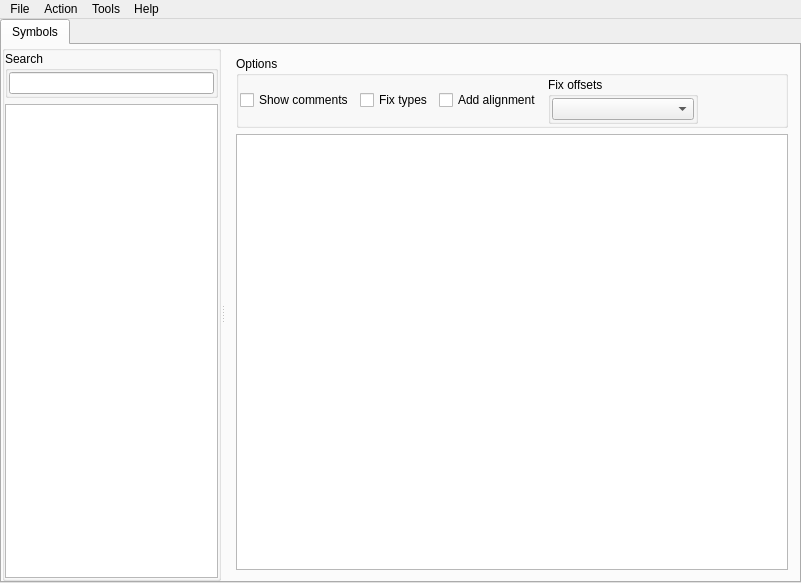
The window that gui_source/guimainwindow.ui (horsicq/PDBRipper) describes before a commit, drawn with Qt 5.
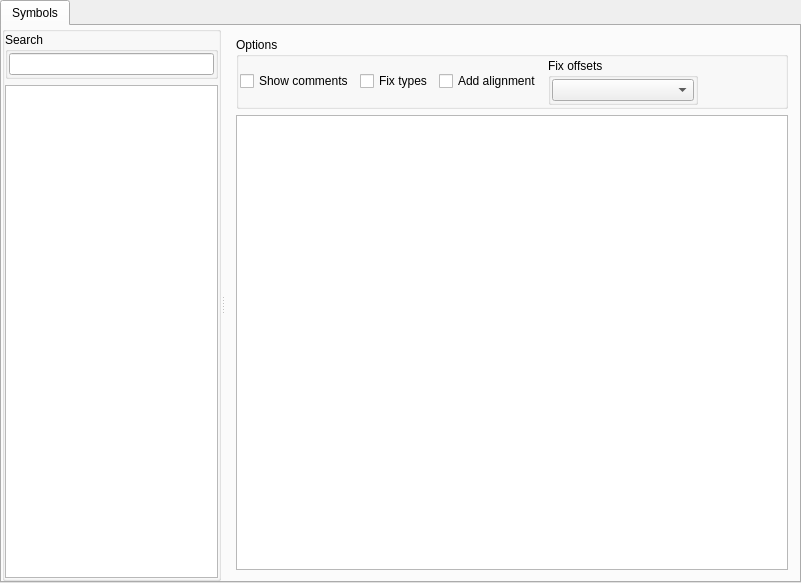
The same window after the commit.

```diff
--- a/gui_source/guimainwindow.ui
+++ b/gui_source/guimainwindow.ui
@@ -262,42 +262,6 @@
      <height>22</height>
     </rect>
    </property>
-   <widget class="QMenu" name="menuFile">
-    <property name="title">
-     <string>File</string>
-    </property>
-    <addaction name="actionOpen"/>
-    <addaction name="actionQuit"/>
-   </widget>
-   <widget class="QMenu" name="menuAction">
-    <property name="title">
-     <string>Action</string>
-    </property>
-    <widget class="QMenu" name="menuExport">
-     <property name="title">
-      <string>Export</string>
-     </property>
-     <addaction name="actionCPP"/>
-     <addaction name="actionXNTSV"/>
-    </widget>
-    <addaction name="menuExport"/>
-   </widget>
-   <widget class="QMenu" name="menuInfo">
-    <property name="title">
-     <string>Help</string>
-    </property>
-    <addaction name="actionAbout"/>
-   </widget>
-   <widget class="QMenu" name="menuTools">
-    <property name="title">
-     <string>Tools</string>
-    </property>
-    <addaction name="actionOptions"/>
-   </widget>
-   <addaction name="menuFile"/>
-   <addaction name="menuAction"/>
-   <addaction name="menuTools"/>
-   <addaction name="menuInfo"/>
   </widget>
   <action name="actionOpen">
    <property name="text">
```
Left out of the diff: 32 changed lines with no effect on the pictures.
